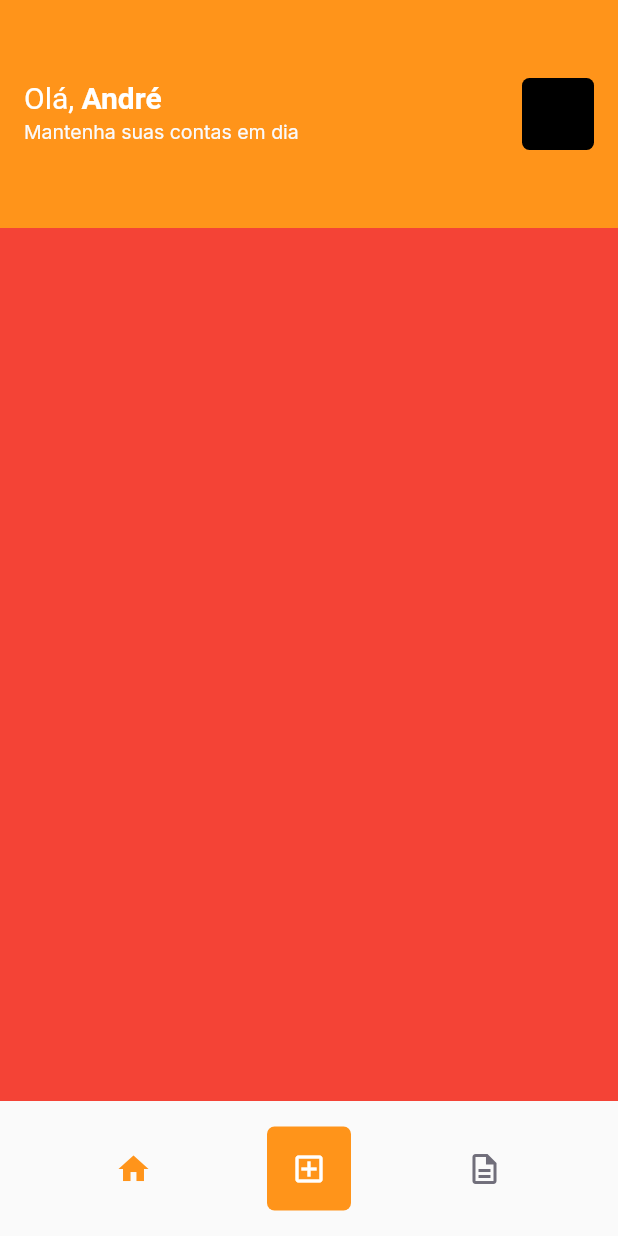
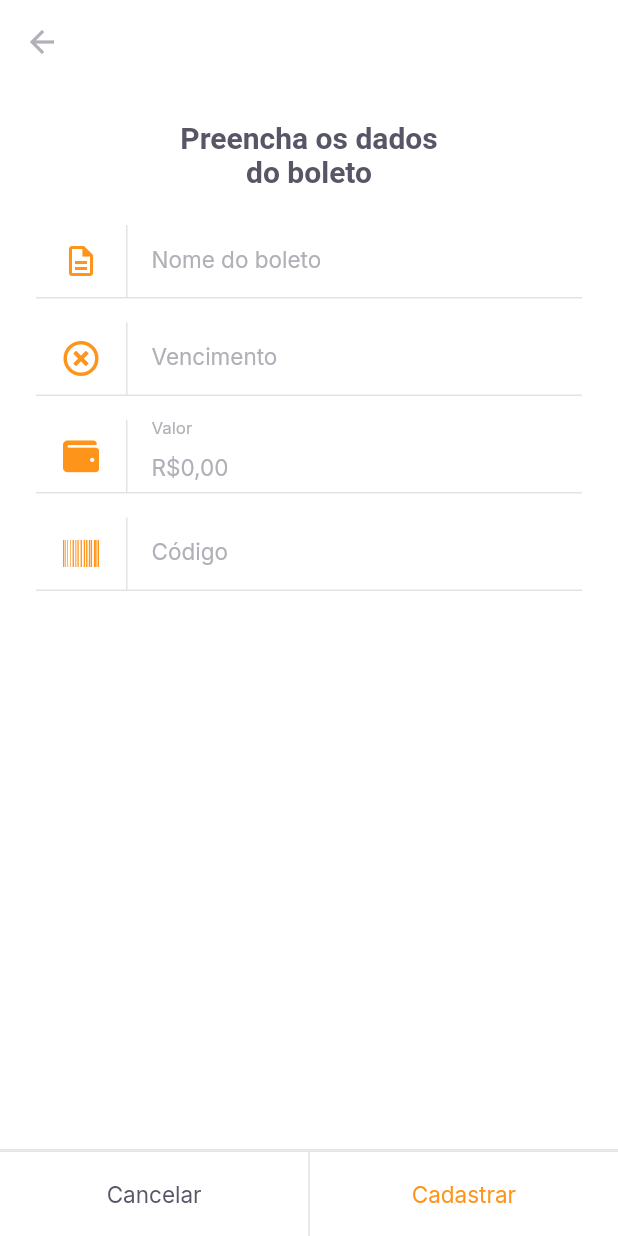
Before and after one commit to andresilva-cc/payflow, a Flutter app: the HomePage screen opened by its route, after a tap on the "add box" icon, on a phone screen of 412 x 824 dp. Run offline on Flutter 3.47's test engine with Material 2 defaults, Android fonts, the phone set to English and light mode, and no system bars; our stand-ins replace camera, firebase_core, flutter_masked_text2, font_awesome_flutter, google_fonts, google_sign_in and 2 more; missing offline and left inert: google_ml_kit; accounts and stored records are empty.

Commit message:
feat: Insert boleto

```diff
--- a/lib/app_widget.dart
+++ b/lib/app_widget.dart
@@ -29,7 +29,7 @@ class AppWidget extends StatelessWidget {
         '/home': (context) => HomePage(),
         '/login': (context) => LoginPage(),
         '/barcode_scanner': (context) => BarcodeScannerPage(),
-        '/insert_boleto': (context) => InsertBoletopage(),
+        '/insert_boleto': (context) => InsertBoletoPage(),
       },
     );
   }
--- a/lib/modules/home/home_page.dart
+++ b/lib/modules/home/home_page.dart
@@ -68,7 +68,7 @@ class _HomePageState extends State<HomePage> {
             ),
             GestureDetector(
               onTap: () {
-                print("Clicou");
+                Navigator.pushNamed(context, "/insert_boleto");
               },
               child: Container(
                 width: 56,
@@ -77,9 +77,8 @@ class _HomePageState extends State<HomePage> {
                   color: AppColors.primary,
                   borderRadius: BorderRadius.circular(5),
                 ),
-                child: IconButton(
-                  onPressed: () {},
-                  icon: Icon(Icons.add_box_outlined),
+                child: Icon(
+                  Icons.add_box_outlined,
                   color: AppColors.background,
                 ),
               ),
--- /dev/null
+++ b/lib/modules/insert_boleto/insert_boleto_controller.dart
@@ -0,0 +1,46 @@
+import 'package:flutter/material.dart';
+import 'package:payflow/shared/models/boleto_model.dart';
+import 'package:shared_preferences/shared_preferences.dart';
+
+class InsertBoletoController {
+  final formKey = GlobalKey<FormState>();
+  BoletoModel model = BoletoModel();
+
+  String? validateName(String? value) =>
+      value?.isEmpty ?? true ? "O nome não pode ser vazio" : null;
+  String? validateVencimento(String? value) =>
+      value?.isEmpty ?? true ? "A data de vencimento não pode ser vazio" : null;
+  String? validateValor(double value) =>
+      value == 0 ? "Insira um valor maior que R\$ 0,00" : null;
+  String? validateCodigo(String? value) =>
+      value?.isEmpty ?? true ? "O código do boleto não pode ser vazio" : null;
+
+  void onChange({
+    String? name,
+    String? dueDate,
+    double? value,
+    String? barcode,
+  }) {
+    model = model.copyWith(
+      name: name,
+      dueDate: dueDate,
+      value: value,
+      barcode: barcode,
+    );
+  }
+
+  Future<void> saveBoleto() async {
+    final instance = await SharedPreferences.getInstance();
+    final boletos = instance.getStringList("boletos") ?? <String>[];
+    boletos.add(model.toJson());
+    await instance.setStringList("boletos", boletos);
+    return;
+  }
+
+  Future<void> cadastrarBoleto() async {
+    final form = formKey.currentState;
+    if (form!.validate()) {
+      return await saveBoleto();
+    }
+  }
+}
--- a/lib/modules/insert_boleto/insert_boleto_page.dart
+++ b/lib/modules/insert_boleto/insert_boleto_page.dart
@@ -1,13 +1,139 @@
 import 'package:flutter/material.dart';
+import 'package:flutter_masked_text2/flutter_masked_text2.dart';
+import 'package:font_awesome_flutter/font_awesome_flutter.dart';
 
-class InsertBoletopage extends StatelessWidget {
-  const InsertBoletopage({Key? key}) : super(key: key);
+import 'package:payflow/modules/insert_boleto/insert_boleto_controller.dart';
+import 'package:payflow/shared/themes/app_colors.dart';
+import 'package:payflow/shared/themes/app_text_styles.dart';
+import 'package:payflow/shared/widgets/input_text/input_text_widget.dart';
+import 'package:payflow/shared/widgets/set_buttons/set_label_buttons.dart';
+
+class InsertBoletoPage extends StatefulWidget {
+  final String? barcode;
+  const InsertBoletoPage({
+    Key? key,
+    this.barcode,
+  }) : super(key: key);
+
+  @override
+  _InsertBoletoPageState createState() => _InsertBoletoPageState();
+}
+
+class _InsertBoletoPageState extends State<InsertBoletoPage> {
+  final controller = InsertBoletoController();
+
+  final moneyInputTextController = MoneyMaskedTextController(
+      leftSymbol: "R\$", initialValue: 0, decimalSeparator: ",");
+  final vencimentoInputTextController =
+      MaskedTextController(mask: "00/00/0000");
+  final codigoInputTextController = TextEditingController();
+
+  @override
+  void initState() {
+    if (widget.barcode != null) {
+      codigoInputTextController.text = widget.barcode!;
+    }
+    super.initState();
+  }
 
   @override
   Widget build(BuildContext context) {
     return Scaffold(
+      backgroundColor: AppColors.background,
       appBar: AppBar(
-        title: Text("Insert Boleto Page"),
+        elevation: 0,
+        backgroundColor: AppColors.background,
+        leading: BackButton(
+          color: AppColors.input,
+        ),
+      ),
+      body: SingleChildScrollView(
+        child: Padding(
+          padding: const EdgeInsets.symmetric(horizontal: 24),
+          child: Column(
+            crossAxisAlignment: CrossAxisAlignment.center,
+            children: [
+              Padding(
+                padding: const EdgeInsets.symmetric(
+                  horizontal: 93,
+                  vertical: 24,
+                ),
+                child: Text(
+                  "Preencha os dados do boleto",
+                  style: TextStyles.titleBoldHeading,
+                  textAlign: TextAlign.center,
+                ),
+              ),
+              Form(
+                key: controller.formKey,
+                child: Column(
+                  children: [
+                    InputTextWidget(
+                      label: "Nome do boleto",
+                      icon: Icons.description_outlined,
+                      onChanged: (value) {
+                        controller.onChange(name: value);
+                      },
+                      validator: controller.validateName,
+                    ),
+                    InputTextWidget(
+                      controller: vencimentoInputTextController,
+                      label: "Vencimento",
+                      icon: FontAwesomeIcons.timesCircle,
+                      onChanged: (value) {
+                        controller.onChange(dueDate: value);
+                      },
+                      validator: controller.validateVencimento,
+                    ),
+                    InputTextWidget(
+                      controller: moneyInputTextController,
+                      label: "Valor",
+                      icon: FontAwesomeIcons.wallet,
+                      validator: (_) => controller
+                          .validateValor(moneyInputTextController.numberValue),
+                      onChanged: (value) {
+                        controller.onChange(
+                          value: moneyInputTextController.numberValue,
+                        );
+                      },
+                    ),
+                    InputTextWidget(
+                      controller: codigoInputTextController,
+                      label: "Código",
+                      icon: FontAwesomeIcons.barcode,
+                      validator: controller.validateCodigo,
+                      onChanged: (value) {
+                        controller.onChange(barcode: value);
+                      },
+                    )
+                  ],
+                ),
+              )
+            ],
+          ),
+        ),
+      ),
+      bottomNavigationBar: Column(
+        mainAxisSize: MainAxisSize.min,
+        children: [
+          Divider(
+            height: 1,
+            thickness: 1,
+            color: AppColors.stroke,
+          ),
+          SetLabelButtons(
+            enableSecondaryColor: true,
+            primaryLabel: "Cancelar",
+            primaryOnPressed: () {
+              Navigator.pop(context);
+            },
+            secondaryLabel: "Cadastrar",
+            secondaryOnPressed: () async {
+              await controller.cadastrarBoleto();
+              Navigator.pop(context);
+            },
+          ),
+        ],
       ),
     );
   }
--- /dev/null
+++ b/lib/shared/models/boleto_model.dart
@@ -0,0 +1,73 @@
+import 'dart:convert';
+
+class BoletoModel {
+  final String? name;
+  final String? dueDate;
+  final double? value;
+  final String? barcode;
+
+  BoletoModel({
+    this.name,
+    this.dueDate,
+    this.value,
+    this.barcode,
+  });
+
+  BoletoModel copyWith({
+    String? name,
+    String? dueDate,
+    double? value,
+    String? barcode,
+  }) {
+    return BoletoModel(
+      name: name ?? this.name,
+      dueDate: dueDate ?? this.dueDate,
+      value: value ?? this.value,
+      barcode: barcode ?? this.barcode,
+    );
+  }
+
+  Map<String, dynamic> toMap() {
+    return {
+      'name': name,
+      'dueDate': dueDate,
+      'value': value,
+      'barcode': barcode,
+    };
+  }
+
+  factory BoletoModel.fromMap(Map<String, dynamic> map) {
+    return BoletoModel(
+      name: map['name'],
+      dueDate: map['dueDate'],
+      value: map['value'],
+      barcode: map['barcode'],
+    );
+  }
+
+  String toJson() => json.encode(toMap());
+
+  factory BoletoModel.fromJson(String source) =>
+      BoletoModel.fromMap(json.decode(source));
+
+  @override
+  String toString() {
+    return 'BoletoModel(name: $name, dueDate: $dueDate, value: $value, barcode: $barcode)';
+  }
+
+  @override
+  bool operator ==(Object other) {
+    if (identical(this, other)) return true;
+
+    return other is BoletoModel &&
+        other.name == name &&
+        other.dueDate == dueDate &&
+        other.value == value &&
+        other.barcode == barcode;
+  }
+
+  @override
+  int get hashCode {
+    return name.hashCode ^ dueDate.hashCode ^ value.hashCode ^ barcode.hashCode;
+  }
+}
--- a/lib/shared/themes/app_colors.dart
+++ b/lib/shared/themes/app_colors.dart
@@ -6,6 +6,7 @@ class AppColors {
   static final delete = Color(0xFFE83F5B);
   static final heading = Color(0xFF585666);
   static final body = Color(0xFF706E7A);
+  static final input = Color(0xFFB1B0B8);
   static final stroke = Color(0xFFE3E3E6);
   static final shape = Color(0xFFFAFAFC);
   static final background = Color(0xFFFFFFFF);
--- a/lib/shared/themes/app_text_styles.dart
+++ b/lib/shared/themes/app_text_styles.dart
@@ -78,6 +78,11 @@ class TextStyles {
     fontWeight: FontWeight.w700,
     color: AppColors.background,
   );
+  static final input = GoogleFonts.inter(
+    fontSize: 15,
+    fontWeight: FontWeight.w400,
+    color: AppColors.input,
+  );
   static final captionBackground = GoogleFonts.inter(
     fontSize: 13,
     fontWeight: FontWeight.w400,
--- /dev/null
+++ b/lib/shared/widgets/input_text/input_text_widget.dart
@@ -0,0 +1,69 @@
+import 'package:flutter/material.dart';
+
+import 'package:payflow/shared/themes/app_colors.dart';
+import 'package:payflow/shared/themes/app_text_styles.dart';
+
+class InputTextWidget extends StatelessWidget {
+  final String label;
+  final IconData icon;
+  final String? initalValue;
+  final String? Function(String?)? validator;
+  final TextEditingController? controller;
+  final void Function(String value) onChanged;
+
+  const InputTextWidget(
+      {Key? key,
+      required this.label,
+      required this.icon,
+      required this.onChanged,
+      this.initalValue,
+      this.validator,
+      this.controller})
+      : super(key: key);
+
+  @override
+  Widget build(BuildContext context) {
+    return Padding(
+      padding: const EdgeInsets.only(bottom: 16),
+      child: Column(
+        children: [
+          TextFormField(
+            controller: controller,
+            initialValue: initalValue,
+            validator: validator,
+            onChanged: onChanged,
+            style: TextStyles.input,
+            decoration: InputDecoration(
+              contentPadding: EdgeInsets.zero,
+              labelText: label,
+              labelStyle: TextStyles.input,
+              icon: Row(
+                mainAxisSize: MainAxisSize.min,
+                children: [
+                  Padding(
+                    padding: const EdgeInsets.symmetric(horizontal: 18),
+                    child: Icon(
+                      icon,
+                      color: AppColors.primary,
+                    ),
+                  ),
+                  Container(
+                    width: 1,
+                    height: 48,
+                    color: AppColors.stroke,
+                  )
+                ],
+              ),
+              border: InputBorder.none,
+            ),
+          ),
+          Divider(
+            height: 1,
+            thickness: 1,
+            color: AppColors.stroke,
+          )
+        ],
+      ),
+    );
+  }
+}
--- a/lib/shared/widgets/set_buttons/set_label_buttons.dart
+++ b/lib/shared/widgets/set_buttons/set_label_buttons.dart
@@ -4,18 +4,18 @@ import 'package:payflow/shared/widgets/divider/divider_widget.dart';
 import 'package:payflow/shared/widgets/label_button/label_button.dart';
 
 class SetLabelButtons extends StatelessWidget {
-  final String labelPrimary;
-  final VoidCallback onTapPrimary;
-  final String labelSecondary;
-  final VoidCallback onTapSecondary;
+  final String primaryLabel;
+  final VoidCallback primaryOnPressed;
+  final String secondaryLabel;
+  final VoidCallback secondaryOnPressed;
   final bool enablePrimaryColor;
   final bool enableSecondaryColor;
   const SetLabelButtons({
     Key? key,
-    required this.labelPrimary,
-    required this.onTapPrimary,
-    required this.labelSecondary,
-    required this.onTapSecondary,
+    required this.primaryLabel,
+    required this.primaryOnPressed,
+    required this.secondaryLabel,
+    required this.secondaryOnPressed,
     this.enablePrimaryColor = false,
     this.enableSecondaryColor = false,
   }) : super(key: key);
@@ -24,18 +24,28 @@ class SetLabelButtons extends StatelessWidget {
   Widget build(BuildContext context) {
     return Container(
         color: AppColors.background,
+        height: 57,
+        child: Column(
+          mainAxisSize: MainAxisSize.min,
+          children: [
+            Divider(
+              thickness: 1,
+              height: 1,
+              color: AppColors.stroke,
+            ),
+            Container(
               height: 56,
               child: Row(
                 children: [
                   if (enablePrimaryColor) ...[
                     LabelButton.primary(
-                label: labelPrimary,
-                onPressed: onTapPrimary,
+                      label: primaryLabel,
+                      onPressed: primaryOnPressed,
                     ),
                   ] else ...[
                     LabelButton.heading(
-                label: labelPrimary,
-                onPressed: onTapPrimary,
+                      label: primaryLabel,
+                      onPressed: primaryOnPressed,
                     ),
                   ],
                   DividerWidget(
@@ -43,15 +53,18 @@ class SetLabelButtons extends StatelessWidget {
                   ),
                   if (enableSecondaryColor) ...[
                     LabelButton.primary(
-                label: labelSecondary,
-                onPressed: onTapSecondary,
+                      label: secondaryLabel,
+                      onPressed: secondaryOnPressed,
                     ),
                   ] else ...[
                     LabelButton.heading(
-                label: labelSecondary,
-                onPressed: onTapSecondary,
+                      label: secondaryLabel,
+                      onPressed: secondaryOnPressed,
                     ),
                   ],
+                ],
+              ),
+            ),
           ],
         ));
   }
--- a/pubspec.yaml
+++ b/pubspec.yaml
@@ -36,6 +36,7 @@ dependencies:
   camera: ^0.8.1+3
   image_picker: ^0.8.1
   font_awesome_flutter: ^9.1.0
+  flutter_masked_text2: ^0.9.1
 
 
 dev_dependencies:
```
Also changed, not shown: lib/modules/barcode_scanner/barcode_scanner_page.dart (+4 -4 lines), lib/shared/widgets/bottom_sheet/bottom_sheet_widget.dart (+4 -4 lines), pubspec.lock. Lines whose indentation alone changed are shown as unchanged.
